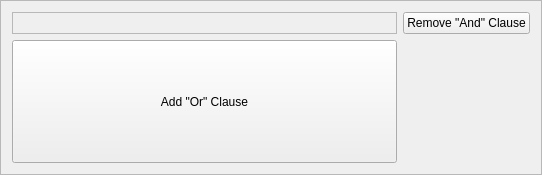
Old version of the form ui/SearchAndClauseFrame.ui in the repository CS-4820-Library-Project/COUNTER-5-Report-Tool-2020-5.0.
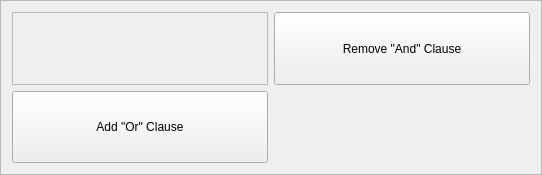
New version of the form.

Diff of the .ui file:
```diff
--- a/ui/SearchAndClauseFrame.ui
+++ b/ui/SearchAndClauseFrame.ui
@@ -11,7 +11,7 @@
    </rect>
   </property>
   <property name="sizePolicy">
-   <sizepolicy hsizetype="Expanding" vsizetype="Preferred">
+   <sizepolicy hsizetype="Expanding" vsizetype="Minimum">
     <horstretch>0</horstretch>
     <verstretch>0</verstretch>
    </sizepolicy>
@@ -26,23 +26,10 @@
    <enum>QFrame::Raised</enum>
   </property>
   <layout class="QGridLayout" name="gridLayout">
-   <item row="1" column="0">
-    <widget class="QPushButton" name="search_add_or_clause_button">
-     <property name="sizePolicy">
-      <sizepolicy hsizetype="Expanding" vsizetype="Preferred">
-       <horstretch>0</horstretch>
-       <verstretch>0</verstretch>
-      </sizepolicy>
-     </property>
-     <property name="text">
-      <string>Add &quot;Or&quot; Clause</string>
-     </property>
-    </widget>
-   </item>
    <item row="0" column="0">
     <widget class="QFrame" name="search_or_clause_parameters_frame">
      <property name="sizePolicy">
-      <sizepolicy hsizetype="Expanding" vsizetype="Preferred">
+      <sizepolicy hsizetype="Preferred" vsizetype="Minimum">
        <horstretch>0</horstretch>
        <verstretch>0</verstretch>
       </sizepolicy>
@@ -56,8 +43,27 @@
      <layout class="QVBoxLayout" name="verticalLayout_22"/>
     </widget>
    </item>
+   <item row="1" column="0">
+    <widget class="QPushButton" name="search_add_or_clause_button">
+     <property name="sizePolicy">
+      <sizepolicy hsizetype="Preferred" vsizetype="Minimum">
+       <horstretch>0</horstretch>
+       <verstretch>0</verstretch>
+      </sizepolicy>
+     </property>
+     <property name="text">
+      <string>Add &quot;Or&quot; Clause</string>
+     </property>
+    </widget>
+   </item>
    <item row="0" column="1">
     <widget class="QPushButton" name="search_remove_and_clause_button">
+     <property name="sizePolicy">
+      <sizepolicy hsizetype="Preferred" vsizetype="Minimum">
+       <horstretch>0</horstretch>
+       <verstretch>0</verstretch>
+      </sizepolicy>
+     </property>
      <property name="text">
       <string>Remove &quot;And&quot; Clause</string>
      </property>
```
